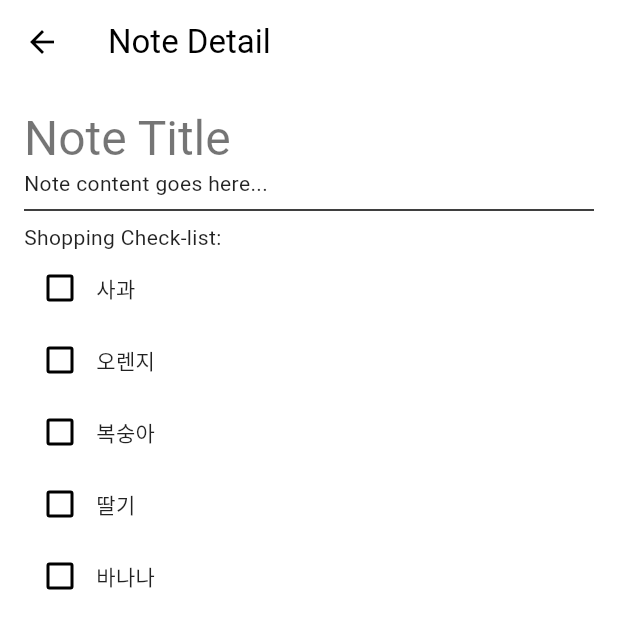
After one commit to my-ice-box/my_ice_box, a Flutter app: the NoteDetailPage screen opened directly, on a phone screen of 412 x 824 dp. The commit adds this screen. Shown: the top 629 px of the screen. Run offline on Flutter 3.47's test engine with Material 3 defaults, Android fonts, the phone set to English and light mode, and no system bars; our stand-ins replace supabase_flutter; accounts and stored records are empty.

Commit message:
impl note page and refactor search page

```diff
--- a/lib/main.dart
+++ b/lib/main.dart
@@ -8,7 +8,7 @@ import 'package:my_ice_box/widgets/text_placeholder.dart';
 import 'package:provider/provider.dart';
 import 'package:supabase_flutter/supabase_flutter.dart';
 import 'package:my_ice_box/pages/inventory.dart';
-import 'package:my_ice_box/pages/search_v2.dart';
+import 'package:my_ice_box/pages/search.dart';
 
 Future<void> main() async {
   WidgetsFlutterBinding.ensureInitialized();
--- a/lib/pages/home.dart
+++ b/lib/pages/home.dart
@@ -1,7 +1,7 @@
 import 'package:flutter/material.dart';
 import 'package:my_ice_box/main.dart';
 import 'package:my_ice_box/pages/inventory.dart';
-import 'package:my_ice_box/pages/search_v2.dart';
+import 'package:my_ice_box/pages/search.dart';
 import 'package:my_ice_box/widgets/custom_future_builder.dart';
 import 'package:my_ice_box/widgets/content_bar.dart';
 import 'package:my_ice_box/widgets/custom_layout.dart';
--- /dev/null
+++ b/lib/pages/note_detail.dart
@@ -0,0 +1,46 @@
+import 'package:flutter/material.dart';
+
+class NoteDetailPage extends StatelessWidget {
+  final fakeShoppingList = [
+    '사과',
+    '오렌지',
+    '복숭아',
+    '딸기',
+    '바나나'
+  ];
+
+  NoteDetailPage({super.key});
+
+  @override
+  Widget build(BuildContext context) {
+    return Scaffold(
+      appBar: AppBar(
+        title: const Text('Note Detail'),
+      ),
+      body: Padding(
+        padding: const EdgeInsets.all(16.0),
+        child: SingleChildScrollView(
+          child: Column(
+            crossAxisAlignment: CrossAxisAlignment.start,
+            children: [
+              Text(
+                'Note Title',
+                style: Theme.of(context).textTheme.headlineLarge,
+              ),
+              const Text('Note content goes here...'),
+              const Divider(),
+              const Text('Shopping Check-list:'),
+              ...fakeShoppingList.map((item) => Row(
+                children: [
+                  Checkbox(value: false, onChanged: (bool? value) {}),
+                  Text(item),
+                ],
+              ),),
+            ],
+          ),
+        ),
+      ),
+    );
+  }
+
+}
```
Also changed, not shown: lib/pages/item_detail.dart (added, +64 -0 lines), lib/pages/note.dart (+11 -2 lines), lib/pages/search.dart (+55 -141 lines), lib/pages/search_v2.dart (deleted, +0 -78 lines), 1 other file.
